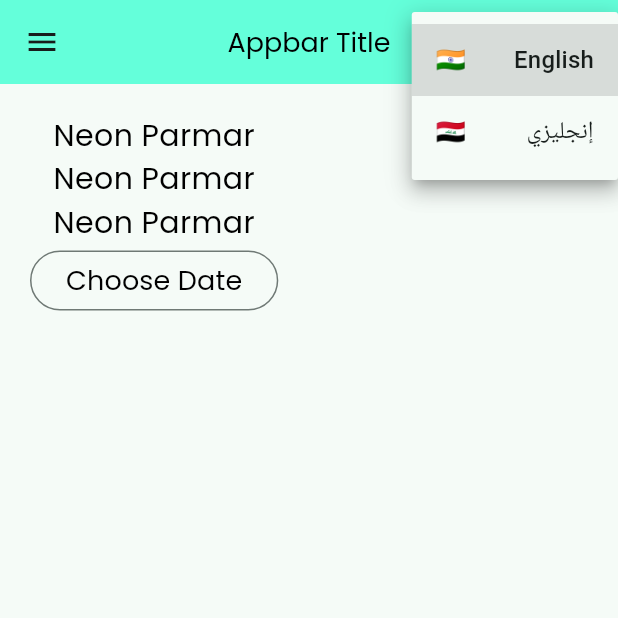
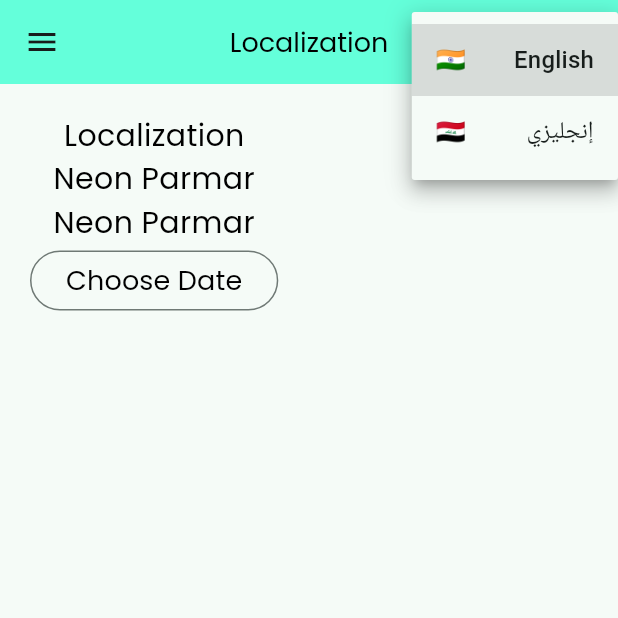
Before and after one commit to NMParmarr/localization, a Flutter app: the screen it shows after launch, after a tap on the "language" icon, on a phone screen of 412 x 824 dp, the top half of it. Run offline on Flutter 3.47's test engine with Material 2 defaults, Android fonts, the phone set to English and light mode, and no system bars; our stand-ins replace google_fonts, shared_preferences; generated files the repository leaves out were written again; network calls fail.

Commit message:
localization with shared preferences completed

```diff
--- a/lib/l10n/app_ar.arb
+++ b/lib/l10n/app_ar.arb
@@ -1,5 +1,6 @@
 {
     "name" : "اسم",
     "neonParmar" : "نيون بارمار",
-    "chooseDate" : "اختر موعدا"
+    "chooseDate" : "اختر موعدا",
+    "appbarTitle" : "الموقع"
 }
--- a/lib/l10n/app_en.arb
+++ b/lib/l10n/app_en.arb
@@ -1,5 +1,6 @@
 {
     "name" : "Name",
     "neonParmar" : "Neon Parmar",
-    "chooseDate" : "Choose Date"
+    "chooseDate" : "Choose Date",
+    "appbarTitle" : "Localization"
 }
--- a/lib/main.dart
+++ b/lib/main.dart
@@ -1,6 +1,8 @@
 import 'package:flutter/material.dart';
-import 'package:flutter_localizations/flutter_localizations.dart';
+import 'package:flutter_gen/gen_l10n/app_localizations.dart';
+import 'package:localization/providers/language_provider.dart';
 import 'package:localization/providers/splash_provider.dart';
+import 'package:localization/resourses/languages/share_preferences.dart';
 import 'package:localization/routegenerator.dart';
 import 'package:provider/provider.dart';
 
@@ -9,36 +11,43 @@ void main() {
     MultiProvider(
       providers: [
         ChangeNotifierProvider<SplashIconProvider>(
-            create: (_) => SplashIconProvider())
+            create: (_) => SplashIconProvider()),
+        ChangeNotifierProvider<LanguageProvider>(
+            create: (_) => LanguageProvider())
       ],
       child: const MyApp(),
     ),
   );
 }
 
-class MyApp extends StatelessWidget {
-  final String title = "Neon App";
+class MyApp extends StatefulWidget {
   const MyApp({super.key});
 
   @override
+  State<MyApp> createState() => _MyAppState();
+}
+
+class _MyAppState extends State<MyApp> {
+  final String title = "Neon App";
+
+  @override
   Widget build(BuildContext context) {
+    return Consumer<LanguageProvider>(builder: (context, provider, _) {
+      return FutureBuilder(
+          future: getLocale(),
+          builder: (context, shapshot) {
             return MaterialApp(
               debugShowCheckedModeBanner: false,
               title: title,
               theme: myTheme(),
-      localizationsDelegates: [
-        GlobalMaterialLocalizations.delegate,
-        GlobalWidgetsLocalizations.delegate,
-        GlobalCupertinoLocalizations.delegate,
-      ],
-      supportedLocales: [
-        Locale('en'), // English
-        Locale('ar'), // Arabic
-      ],
-      locale: Locale('en'),
+              localizationsDelegates: AppLocalizations.localizationsDelegates,
+              supportedLocales: AppLocalizations.supportedLocales,
+              locale: shapshot.data,
               initialRoute: RouteGenerator.splashScreen,
               onGenerateRoute: RouteGenerator.generateRoute,
             );
+          });
+    });
   }
 
   ThemeData myTheme() {
--- /dev/null
+++ b/lib/providers/language_provider.dart
@@ -0,0 +1,11 @@
+import 'package:flutter/material.dart';
+import 'package:localization/resourses/languages/share_preferences.dart';
+
+class LanguageProvider extends ChangeNotifier {
+  Locale? locale;
+
+  void setLocale() async {
+    locale = await getLocale();
+    notifyListeners();
+  }
+}
--- /dev/null
+++ b/lib/resourses/languages/share_preferences.dart
@@ -0,0 +1,34 @@
+import 'package:flutter/widgets.dart';
+import 'package:shared_preferences/shared_preferences.dart';
+import 'package:flutter_gen/gen_l10n/app_localizations.dart';
+
+const String LANG_CODE = 'langCode';
+
+//languages constants
+const String ENGLISH = 'en';
+const String ARABIC = 'ar';
+
+Future<Locale> setLocale(String langCode) async {
+  SharedPreferences _prefs = await SharedPreferences.getInstance();
+  _prefs.setString(LANG_CODE, langCode);
+  return _locale(langCode);
+}
+
+Future<Locale> getLocale() async {
+  SharedPreferences _prefs = await SharedPreferences.getInstance();
+  String langCode = _prefs.getString(LANG_CODE) ?? ENGLISH;
+  return _locale(langCode);
+}
+
+_locale(String langCode) {
+  switch (langCode) {
+    case ENGLISH:
+      return Locale(ENGLISH);
+    case ARABIC:
+      return Locale(ARABIC);
+    default:
+      return Locale(ENGLISH);
+  }
+}
+
+AppLocalizations tr(context) => AppLocalizations.of(context)!;
--- a/lib/utils/custom_utils.dart
+++ b/lib/utils/custom_utils.dart
@@ -1,11 +1,15 @@
 import 'package:flutter/material.dart';
+import 'package:localization/providers/language_provider.dart';
 import 'package:localization/resourses/languages/languages.dart';
+import 'package:localization/resourses/languages/share_preferences.dart';
 import 'package:localization/utils/my_text_util.dart';
+import 'package:flutter_gen/gen_l10n/app_localizations.dart';
+import 'package:provider/provider.dart';
 
 class Utils extends AppBar {
-  static AppBar appbar = AppBar(
+  static AppBar appbar(context) => AppBar(
         backgroundColor: Colors.tealAccent,
-    title: MyText(text: "Appbar Title"),
+        title: MyText(text: AppLocalizations.of(context)!.appbarTitle),
         centerTitle: true,
         actions: [
           Padding(
@@ -29,7 +33,13 @@ class Utils extends AppBar {
                       ),
                     )
                     .toList(),
-            onChanged: (Language? language) {}),
+                onChanged: (Language? language) async {
+                  if (language != null) {
+                    setLocale(language.langCode);
+                    Provider.of<LanguageProvider>(context, listen: false)
+                        .setLocale();
+                  }
+                }),
           )
         ],
       );
--- a/lib/views/home_page.dart
+++ b/lib/views/home_page.dart
@@ -1,4 +1,5 @@
 import 'package:flutter/material.dart';
+import 'package:localization/resourses/languages/share_preferences.dart';
 import 'package:localization/utils/custom_utils.dart';
 import 'package:localization/utils/my_text_util.dart';
 
@@ -10,26 +11,27 @@ class HomePage extends StatefulWidget {
 }
 
 class _HomePageState extends State<HomePage> {
+
+
   @override
   Widget build(BuildContext context) {
     return Scaffold(
-        appBar: Utils.appbar,
+        appBar: Utils.appbar(context),
         drawer: Drawer(),
         body: Container(
           padding: EdgeInsets.all(20),
           child: Column(
-            // mainAxisAlignment: MainAxisAlignment.center,
             children: [
               MyText(
-                text: "Neon Parmar",
+                text: tr(context).appbarTitle,
                 fontSize: 20,
               ),
               MyText(
-                text: "Neon Parmar",
+                text: tr(context).neonParmar,
                 fontSize: 20,
               ),
               MyText(
-                text: "Neon Parmar",
+                text: tr(context).neonParmar,
                 fontSize: 20,
               ),
               OutlinedButton(
@@ -41,7 +43,7 @@ class _HomePageState extends State<HomePage> {
                             firstDate: DateTime(2000),
                             lastDate: DateTime(2024)));
                   },
-                  child: MyText(text: "Choose Date"))
+                  child: MyText(text: tr(context).chooseDate))
             ],
           ),
         ));
--- a/pubspec.yaml
+++ b/pubspec.yaml
@@ -40,6 +40,7 @@ dependencies:
   flutter_localizations:
     sdk: flutter
   intl: ^0.18.1
+  shared_preferences: ^2.2.2
 
 dev_dependencies:
   flutter_test:
```
Also changed, not shown: pubspec.lock, 1 other file. Lines whose indentation alone changed are shown as unchanged.
